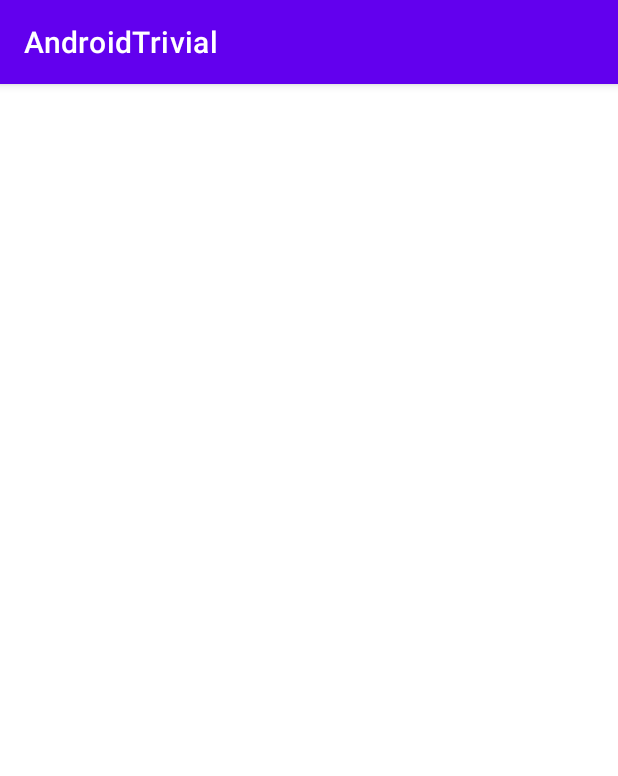
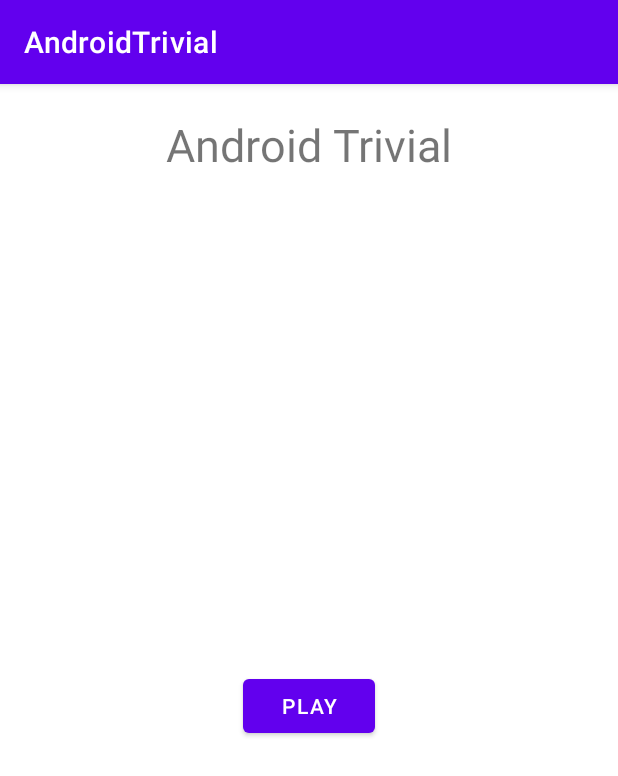
Before and after one commit to Daniel-Garmig/Android-Trivial, an Android app: the screen it shows after launch (MainActivity), on a phone screen of 412 x 824 dp. Shown: the top 776 px of the screen. Run offline under Robolectric (Android 15) with nearby library versions, the phone set to English and light mode, and no system bars.

```diff
--- a/app/build.gradle
+++ b/app/build.gradle
@@ -29,6 +29,10 @@ android {
 }
 
 dependencies {
+
+    //AndroidRTG for Real Time Graphics.
+    implementation 'com.github.UberElectron:Android-RTG-Lib:1.0.0'
+
     implementation 'androidx.appcompat:appcompat:1.5.1'
     implementation 'com.google.android.material:material:1.7.0'
     implementation 'androidx.constraintlayout:constraintlayout:2.1.4'
--- /dev/null
+++ b/app/src/main/java/com/daniel/androidtrivial/Fragments/App/MainMenuFragment.java
@@ -0,0 +1,57 @@
+package com.daniel.androidtrivial.Fragments.App;
+
+import android.os.Bundle;
+import android.view.LayoutInflater;
+import android.view.View;
+import android.view.ViewGroup;
+import android.widget.Button;
+
+import androidx.fragment.app.Fragment;
+import androidx.fragment.app.FragmentManager;
+
+import com.daniel.androidtrivial.Fragments.Game.GameFragment;
+import com.daniel.androidtrivial.R;
+
+public class MainMenuFragment extends Fragment
+{
+    @Override
+    public void onCreate(Bundle savedInstanceState)
+    {
+        super.onCreate(savedInstanceState);
+    }
+
+
+    @Override
+    public View onCreateView(LayoutInflater inflater, ViewGroup container,
+                             Bundle savedInstanceState)
+    {
+        // Inflate the layout for this fragment
+        View frag =  inflater.inflate(R.layout.fragment_main_menu, container, false);
+
+        initComponents(frag);
+
+        return frag;
+    }
+
+    private void initComponents(View v)
+    {
+        Button btBack = v.findViewById(R.id.menu_bt_Play);
+        btBack.setOnClickListener(new View.OnClickListener() {
+            @Override
+            public void onClick(View v) {
+                onPlayButton();
+            }
+        });
+
+
+    }
+
+    private void onPlayButton()
+    {
+        FragmentManager mng = getParentFragmentManager();
+        mng.beginTransaction()
+                .setReorderingAllowed(true)
+                .replace(R.id.MainFragmentContainer, GameFragment.class, null)
+                .commit();
+    }
+}
--- a/app/src/main/java/com/daniel/androidtrivial/MainActivity.java
+++ b/app/src/main/java/com/daniel/androidtrivial/MainActivity.java
@@ -8,7 +8,8 @@ public class MainActivity extends AppCompatActivity
 {
 
     @Override
-    protected void onCreate(Bundle savedInstanceState) {
+    protected void onCreate(Bundle savedInstanceState)
+    {
         super.onCreate(savedInstanceState);
         setContentView(R.layout.activity_main);
     }
--- a/app/src/main/res/layout/activity_main.xml
+++ b/app/src/main/res/layout/activity_main.xml
@@ -1,7 +1,10 @@
 <?xml version="1.0" encoding="utf-8"?>
-<androidx.constraintlayout.widget.ConstraintLayout xmlns:android="http://schemas.android.com/apk/res/android"
+<androidx.fragment.app.FragmentContainerView xmlns:android="http://schemas.android.com/apk/res/android"
     xmlns:app="http://schemas.android.com/apk/res-auto"
     xmlns:tools="http://schemas.android.com/tools"
+    android:id="@+id/MainFragmentContainer"
     android:layout_width="match_parent"
     android:layout_height="match_parent"
-    tools:context=".MainActivity"/>
+    tools:context=".MainActivity"
+    android:name="com.daniel.androidtrivial.Fragments.App.MainMenuFragment"
+    tools:layout="@layout/fragment_main_menu" />
--- /dev/null
+++ b/app/src/main/res/layout/fragment_main_menu.xml
@@ -0,0 +1,30 @@
+<?xml version="1.0" encoding="utf-8"?>
+<androidx.constraintlayout.widget.ConstraintLayout xmlns:android="http://schemas.android.com/apk/res/android"
+    xmlns:app="http://schemas.android.com/apk/res-auto"
+    xmlns:tools="http://schemas.android.com/tools"
+    android:layout_width="match_parent"
+    android:layout_height="match_parent">
+
+    <TextView
+        android:id="@+id/textView"
+        android:layout_width="wrap_content"
+        android:layout_height="wrap_content"
+        android:layout_marginTop="20dp"
+        android:text="Android Trivial"
+        android:textSize="30sp"
+        app:layout_constraintEnd_toEndOf="parent"
+        app:layout_constraintStart_toStartOf="parent"
+        app:layout_constraintTop_toTopOf="parent" />
+
+    <Button
+        android:id="@+id/menu_bt_Play"
+        android:layout_width="wrap_content"
+        android:layout_height="wrap_content"
+        android:text="Play"
+        app:layout_constraintBottom_toBottomOf="parent"
+        app:layout_constraintEnd_toEndOf="parent"
+        app:layout_constraintHorizontal_bias="0.5"
+        app:layout_constraintStart_toStartOf="parent"
+        app:layout_constraintTop_toBottomOf="@+id/textView"
+        app:layout_constraintVertical_bias="0.5" />
+</androidx.constraintlayout.widget.ConstraintLayout>
--- a/settings.gradle
+++ b/settings.gradle
@@ -10,7 +10,10 @@ dependencyResolutionManagement {
     repositories {
         google()
         mavenCentral()
+        maven { url 'https://jitpack.io' }
     }
 }
+
+
 rootProject.name = "AndroidTrivial"
 include ':app'
```
Also changed, not shown: app/src/main/java/com/daniel/androidtrivial/Fragments/Game/GameFragment.java (added, +74 -0 lines), app/src/main/java/com/daniel/androidtrivial/Game/GameData.java (added, +64 -0 lines), app/src/main/java/com/daniel/androidtrivial/Game/MyGame.java (added, +60 -0 lines), app/src/main/res/layout/fragment_game.xml (added, +97 -0 lines).
